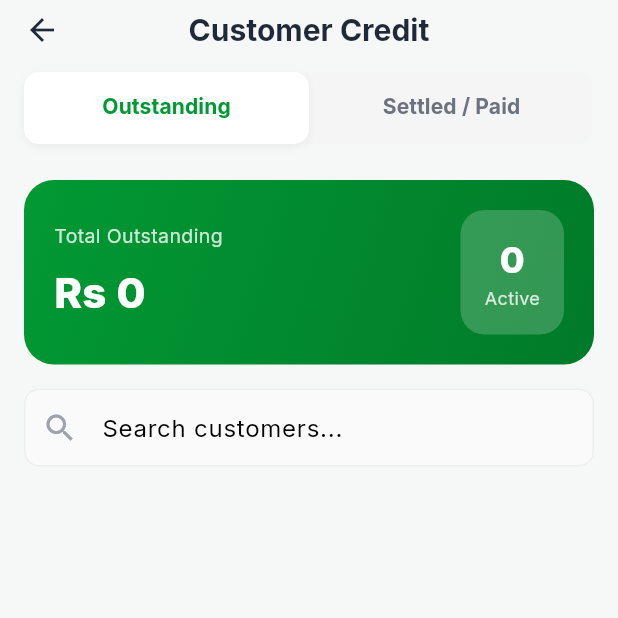
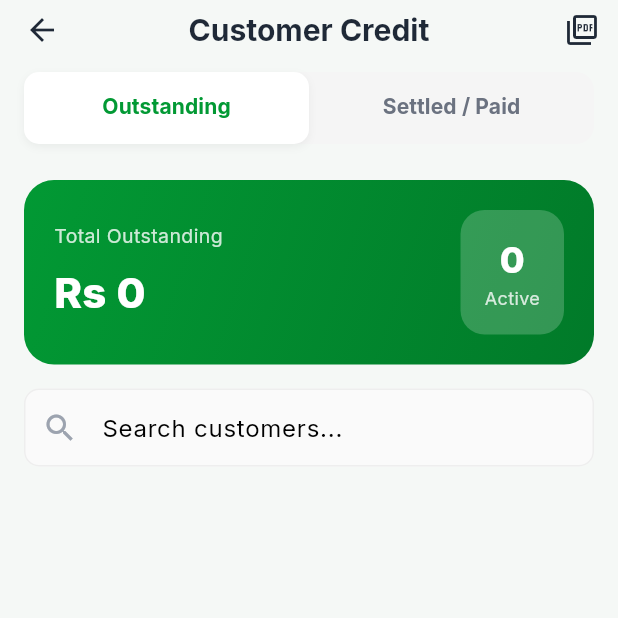
Before and after one commit to dilshan-code/ITP_KANDY_7, a Flutter app: the CreditListScreen screen opened directly, on a phone screen of 412 x 824 dp, the top half of it. Run offline on Flutter 3.47's test engine with Material 3 defaults, Android fonts, the light colour scheme and no system bars; our stand-ins replace google_fonts, pdf, printing; accounts and stored records are empty; network calls fail.

Commit message:
Add PDF export functionality to Customer Credit.

```diff
--- a/frontend/lib/features/credit/presentation/screens/credit_list_screen.dart
+++ b/frontend/lib/features/credit/presentation/screens/credit_list_screen.dart
@@ -5,6 +5,7 @@ import 'package:frontend/core/utils/snackbar_utils.dart';
 import 'package:frontend/features/credit/presentation/providers/credit_provider.dart';
 import 'package:frontend/features/credit/domain/entities/customer.dart';
 import 'package:frontend/features/credit/presentation/screens/credit_detail_screen.dart';
+import 'package:frontend/features/credit/presentation/utils/export_utils.dart';
 
 class CreditListScreen extends StatefulWidget {
   final bool isSelectionMode;
@@ -47,7 +48,18 @@ class _CreditListScreenState extends State<CreditListScreen> {
       child: Scaffold(
         appBar: AppBar(
           title: const Text('Customer Credit'),
-          actions: const [],
+          actions: [
+            IconButton(
+              icon: const Icon(Icons.picture_as_pdf_outlined),
+              onPressed: () {
+                final outstanding = context.read<CreditProvider>().outstandingCustomers;
+                if (outstanding.isNotEmpty) {
+                  CreditExportUtils.exportActiveCreditsPdf(outstanding);
+                }
+              },
+              tooltip: 'Download PDF',
+            ),
+          ],
           bottom: PreferredSize(
             preferredSize: const Size.fromHeight(48),
             child: Container(
```
Also changed, not shown: frontend/lib/features/credit/presentation/utils/export_utils.dart (added, +51 -0 lines).
